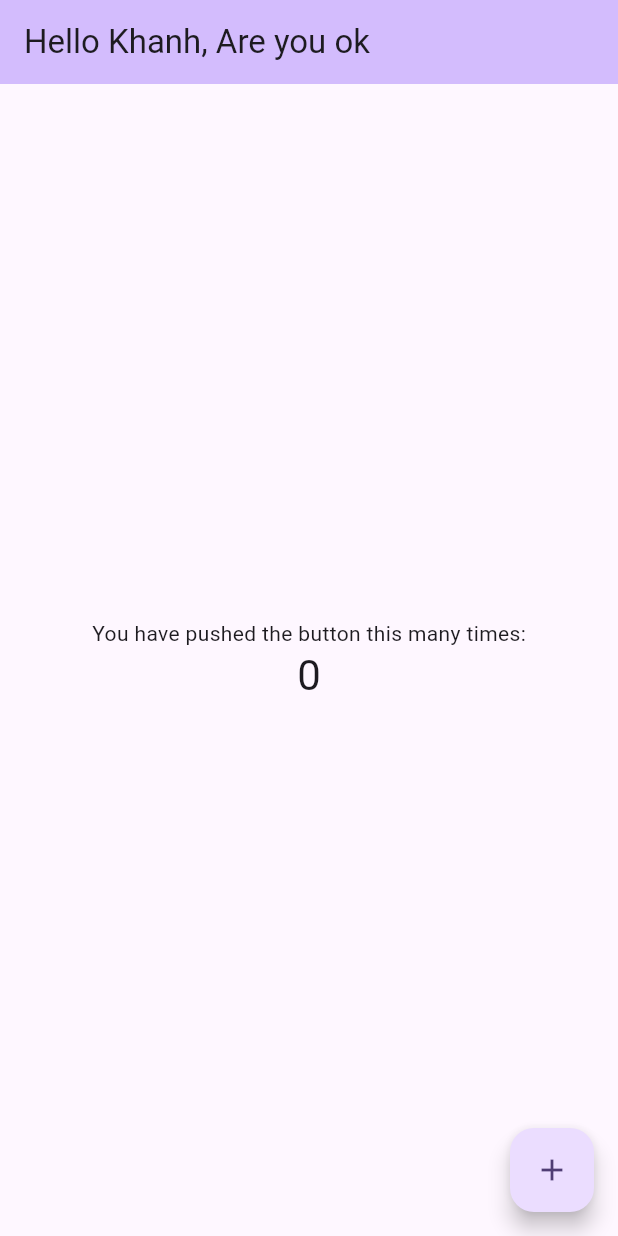
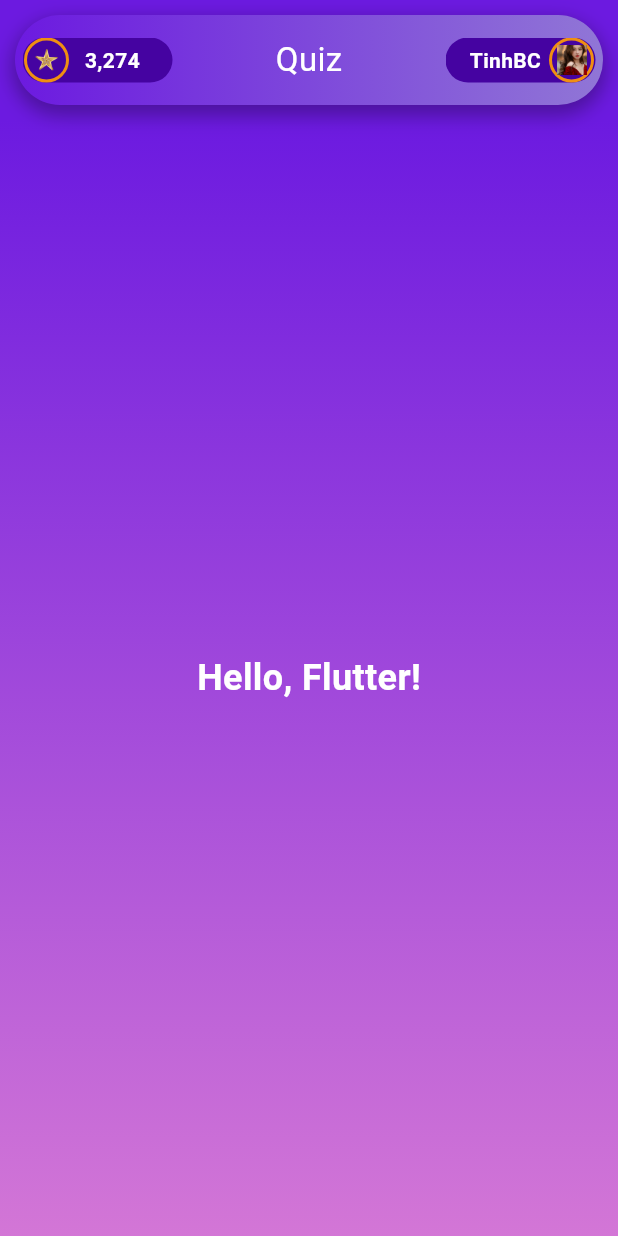
Before and after one commit to khanhbuiduc/quizzApp, a Flutter app: the screen it shows after launch, on a phone screen of 412 x 824 dp. Run offline on Flutter 3.47's test engine with Material 2 defaults, Android fonts, the light colour scheme and no system bars.

Commit message:
update header for dashboard

```diff
--- a/lib/main.dart
+++ b/lib/main.dart
@@ -1,4 +1,5 @@
 import 'package:flutter/material.dart';
+import 'package:quizz_app/pages/home/home_page.dart';
 
 void main() {
   runApp(const MyApp());
@@ -31,95 +32,7 @@ class MyApp extends StatelessWidget {
         colorScheme: ColorScheme.fromSeed(seedColor: Colors.deepPurple),
         useMaterial3: true,
       ),
-      home: const MyHomePage(title: 'Hello Khanh, Are you ok'),
+      home: const MyHomePage(),
     );
   }
 }
-
-class MyHomePage extends StatefulWidget {
-  const MyHomePage({super.key, required this.title});
-
-  // This widget is the home page of your application. It is stateful, meaning
-  // that it has a State object (defined below) that contains fields that affect
-  // how it looks.
-
-  // This class is the configuration for the state. It holds the values (in this
-  // case the title) provided by the parent (in this case the App widget) and
-  // used by the build method of the State. Fields in a Widget subclass are
-  // always marked "final".
-
-  final String title;
-
-  @override
-  State<MyHomePage> createState() => _MyHomePageState();
-}
-
-class _MyHomePageState extends State<MyHomePage> {
-  int _counter = 0;
-
-  void _incrementCounter() {
-    setState(() {
-      // This call to setState tells the Flutter framework that something has
-      // changed in this State, which causes it to rerun the build method below
-      // so that the display can reflect the updated values. If we changed
-      // _counter without calling setState(), then the build method would not be
-      // called again, and so nothing would appear to happen.
-      _counter++;
-    });
-  }
-
-  @override
-  Widget build(BuildContext context) {
-    // This method is rerun every time setState is called, for instance as done
-    // by the _incrementCounter method above.
-    //
-    // The Flutter framework has been optimized to make rerunning build methods
-    // fast, so that you can just rebuild anything that needs updating rather
-    // than having to individually change instances of widgets.
-    return Scaffold(
-      appBar: AppBar(
-        // TRY THIS: Try changing the color here to a specific color (to
-        // Colors.amber, perhaps?) and trigger a hot reload to see the AppBar
-        // change color while the other colors stay the same.
-        backgroundColor: Theme.of(context).colorScheme.inversePrimary,
-        // Here we take the value from the MyHomePage object that was created by
-        // the App.build method, and use it to set our appbar title.
-        title: Text(widget.title),
-      ),
-      body: Center(
-        // Center is a layout widget. It takes a single child and positions it
-        // in the middle of the parent.
-        child: Column(
-          // Column is also a layout widget. It takes a list of children and
-          // arranges them vertically. By default, it sizes itself to fit its
-          // children horizontally, and tries to be as tall as its parent.
-          //
-          // Column has various properties to control how it sizes itself and
-          // how it positions its children. Here we use mainAxisAlignment to
-          // center the children vertically; the main axis here is the vertical
-          // axis because Columns are vertical (the cross axis would be
-          // horizontal).
-          //
-          // TRY THIS: Invoke "debug painting" (choose the "Toggle Debug Paint"
-          // action in the IDE, or press "p" in the console), to see the
-          // wireframe for each widget.
-          mainAxisAlignment: MainAxisAlignment.center,
-          children: <Widget>[
-            const Text(
-              'You have pushed the button this many times:',
-            ),
-            Text(
-              '$_counter',
-              style: Theme.of(context).textTheme.headlineMedium,
-            ),
-          ],
-        ),
-      ),
-      floatingActionButton: FloatingActionButton(
-        onPressed: _incrementCounter,
-        tooltip: 'Increment',
-        child: const Icon(Icons.add),
-      ), // This trailing comma makes auto-formatting nicer for build methods.
-    );
-  }
-}
--- /dev/null
+++ b/lib/pages/home/home_page.dart
@@ -0,0 +1,47 @@
+import 'package:flutter/material.dart';
+import 'package:quizz_app/pages/home/home_page_header.dart';
+import 'package:quizz_app/widgets/image_box/image_box_left.dart';
+
+class MyHomePage extends StatefulWidget {
+  const MyHomePage({super.key});
+
+  @override
+  State<MyHomePage> createState() => _MyHomePageState();
+}
+
+class _MyHomePageState extends State<MyHomePage> {
+  @override
+  Widget build(BuildContext context) {
+    return Scaffold(
+      appBar: PreferredSize(
+        preferredSize: Size.fromHeight(80.0),
+        child: AppBar(
+          backgroundColor: const Color.fromARGB(255, 108, 26, 224),
+          flexibleSpace: const HomePageHeader(),
+        ),
+      ),
+      body: Container(
+        decoration: const BoxDecoration(
+          gradient: LinearGradient(
+            begin: Alignment.topCenter,
+            end: Alignment.bottomCenter,
+            colors: [
+              Color.fromARGB(255, 108, 26, 224),
+              Color.fromARGB(255, 211, 118, 214)
+            ], // Add your desired colors here
+          ),
+        ),
+        child: const Center(
+          child: Text(
+            'Hello, Flutter!',
+            style: TextStyle(
+              color: Colors.white,
+              fontSize: 24.0,
+              fontWeight: FontWeight.bold,
+            ),
+          ),
+        ),
+      ),
+    );
+  }
+}
--- /dev/null
+++ b/lib/pages/home/home_page_header.dart
@@ -0,0 +1,56 @@
+import 'package:flutter/material.dart';
+import 'package:quizz_app/widgets/image_box/image_box_left.dart';
+import 'package:quizz_app/widgets/image_box/image_box_right.dart';
+
+class HomePageHeader extends StatelessWidget {
+  const HomePageHeader({super.key});
+
+  @override
+  Widget build(BuildContext context) {
+    return Container(
+        width: MediaQuery.of(context).size.width,
+        height: MediaQuery.of(context).size.height,
+        padding: const EdgeInsets.symmetric(horizontal: 10, vertical: 10),
+        child: Container(
+          padding: const EdgeInsets.symmetric(horizontal: 5, vertical: 1),
+          decoration: BoxDecoration(
+            gradient: const LinearGradient(
+              begin: Alignment.centerLeft,
+              end: Alignment.centerRight,
+              colors: [
+                Color.fromARGB(255, 108, 26, 224),
+                Color.fromARGB(255, 144, 118, 214)
+              ], // Add your desired colors here
+            ),
+            borderRadius: BorderRadius.circular(100.0),
+            boxShadow: [
+              BoxShadow(
+                color: Colors.black.withOpacity(0.3),
+                offset: const Offset(0.0, 5.0),
+                blurRadius: 10.0,
+                spreadRadius: 2.0,
+              ),
+            ],
+          ),
+          child: const Row(
+            mainAxisAlignment: MainAxisAlignment.spaceBetween,
+            crossAxisAlignment: CrossAxisAlignment.center,
+            children: [
+              SizedBox(
+                width: 100,
+                child: ImageBoxLeft(title: "3,274"),
+              ),
+              SizedBox(
+                  child: Text(
+                "Quiz",
+                style: TextStyle(
+                  fontSize: 22,
+                  color: Colors.white,
+                ),
+              )),
+              SizedBox(width: 100, child: ImageBoxRight(title: "TinhBC")),
+            ],
+          ),
+        ));
+  }
+}
--- /dev/null
+++ b/lib/widgets/image_box/image_box_left.dart
@@ -0,0 +1,60 @@
+import 'package:flutter/material.dart';
+
+class ImageBoxLeft extends StatelessWidget {
+  const ImageBoxLeft({super.key, required this.title});
+
+  final String title;
+
+  @override
+  Widget build(BuildContext context) {
+    return SizedBox(
+      width: 100,
+      child: Stack(
+        children: [
+          Container(
+            height: 30,
+            width: 100,
+            alignment: Alignment.center,
+            padding: const EdgeInsets.only(left: 20),
+            decoration: BoxDecoration(
+              borderRadius: BorderRadius.circular(30.0),
+              color: const Color.fromARGB(255, 69, 3, 161),
+            ),
+            child: Text(
+              title,
+              textAlign: TextAlign.center,
+              style: const TextStyle(
+                  color: Colors.white, fontWeight: FontWeight.w700),
+            ),
+          ),
+
+          Positioned(
+            top: 0,
+            left: -4,
+            width: 40,
+            child: Container(
+              width: 30.0,
+              height: 30.0,
+              decoration: BoxDecoration(
+                shape: BoxShape.circle,
+                border: Border.all(
+                  color: const Color.fromARGB(255, 240, 143, 17),
+                  width: 2.0,
+                ),
+                color: const Color.fromARGB(255, 69, 3, 161),
+              ),
+              child: Center(
+                child: Image.asset(
+                  'assets/images/star-removebg.png',
+                  width: 20.0,
+                  height: 20.0,
+                  fit: BoxFit.cover,
+                ),
+              ),
+            ),
+          ),
+        ],
+      ),
+    );
+  }
+}
--- /dev/null
+++ b/lib/widgets/image_box/image_box_right.dart
@@ -0,0 +1,60 @@
+import 'package:flutter/material.dart';
+
+class ImageBoxRight extends StatelessWidget {
+  const ImageBoxRight({super.key, required this.title});
+
+  final String title;
+
+  @override
+  Widget build(BuildContext context) {
+    return SizedBox(
+      width: 100,
+      child: Stack(
+        children: [
+          Container(
+            height: 30,
+            width: 100,
+            alignment: Alignment.center,
+            padding: const EdgeInsets.only(right: 20),
+            decoration: BoxDecoration(
+              borderRadius: BorderRadius.circular(30.0),
+              color: const Color.fromARGB(255, 69, 3, 161),
+            ),
+            child: Text(
+              title,
+              textAlign: TextAlign.center,
+              style: const TextStyle(
+                  color: Colors.white, fontWeight: FontWeight.w700),
+            ),
+          ),
+
+          Positioned(
+            top: 0,
+            right: -4,
+            width: 40,
+            child: Container(
+              width: 30.0,
+              height: 30.0,
+              decoration: BoxDecoration(
+                shape: BoxShape.circle,
+                border: Border.all(
+                  color: const Color.fromARGB(255, 240, 143, 17),
+                  width: 2.0,
+                ),
+                color: const Color.fromARGB(255, 69, 3, 161),
+              ),
+              child: Center(
+                child: Image.asset(
+                  'assets/images/hot-girl.jpg',
+                  width: 20.0,
+                  height: 20.0,
+                  fit: BoxFit.cover,
+                ),
+              ),
+            ),
+          ),
+        ],
+      ),
+    );
+  }
+}
```
Also changed, not shown: pubspec.yaml (+4 -70 lines), assets/images/hot-girl.jpg (added), assets/images/star-removebg.png (added).
